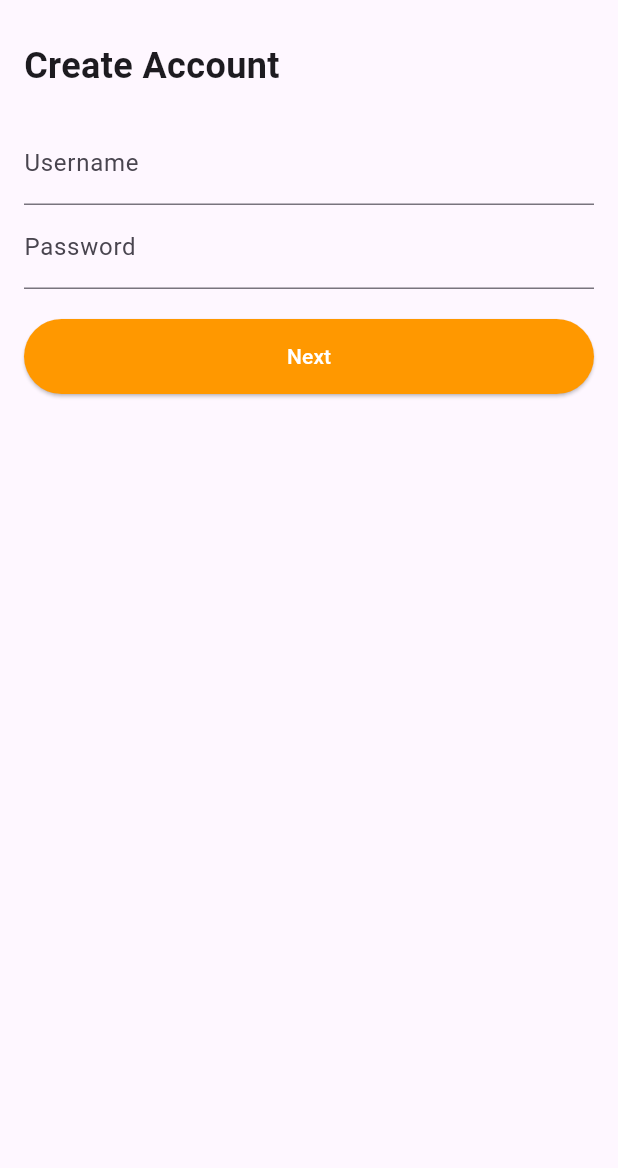
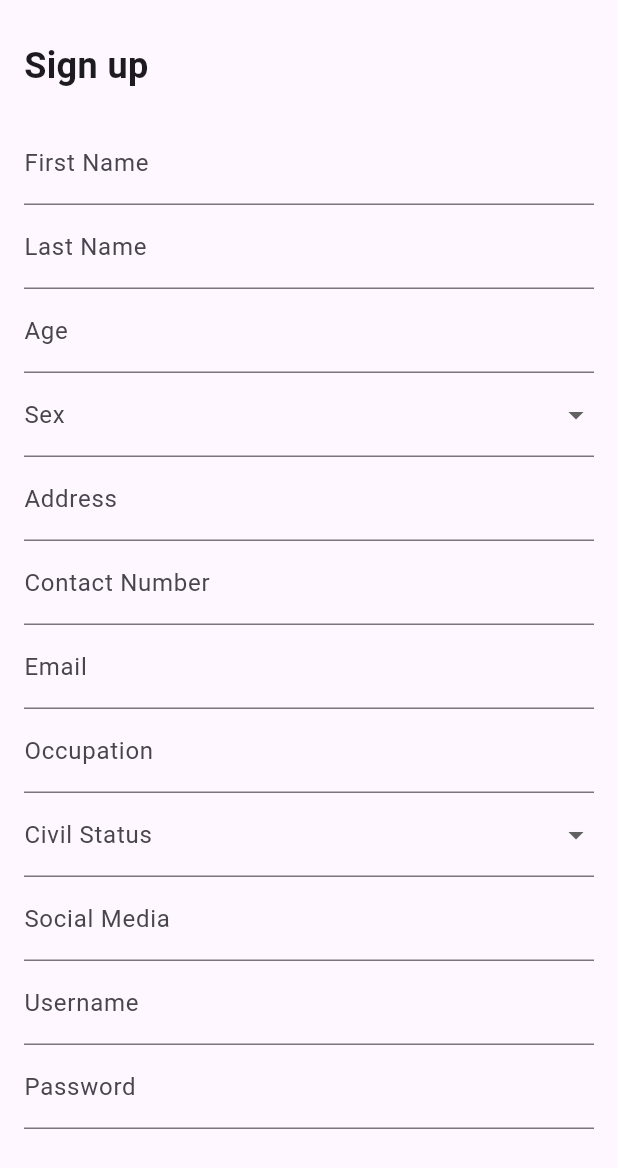
Before and after one commit to Jhasper1/pethub001, a Flutter app: the UserSignUpScreen screen opened directly, on a phone screen of 412 x 824 dp, the part 68-1236 px from its top. Run offline on Flutter 3.47's test engine with Material 3 defaults, Android fonts, the phone set to English and light mode, and no system bars; our stand-ins replace image_picker.

Commit message:
Update user_signup.dart

```diff
--- a/lib/screen/UserLogin/user_signup.dart
+++ b/lib/screen/UserLogin/user_signup.dart
@@ -1,5 +1,5 @@
+import 'package:flutter/material.dart';
 import 'dart:convert';
-import 'package:flutter/material.dart';
 import 'package:http/http.dart' as http;
 import 'user_signin.dart';
 
@@ -11,12 +11,7 @@ class UserSignUpScreen extends StatefulWidget {
 }
 
 class _UserSignUpScreenState extends State<UserSignUpScreen> {
-  final _formKeyStep1 = GlobalKey<FormState>();
-  final _formKeyStep2 = GlobalKey<FormState>();
-  final PageController _pageController = PageController();
-
-  final TextEditingController usernameController = TextEditingController();
-  final TextEditingController passwordController = TextEditingController();
+  final _formKey = GlobalKey<FormState>();
   final TextEditingController firstNameController = TextEditingController();
   final TextEditingController lastNameController = TextEditingController();
   final TextEditingController ageController = TextEditingController();
@@ -24,30 +19,28 @@ class _UserSignUpScreenState extends State<UserSignUpScreen> {
   final TextEditingController addressController = TextEditingController();
   final TextEditingController contactNumberController = TextEditingController();
   final TextEditingController occupationController = TextEditingController();
-  final TextEditingController socialController = TextEditingController();
+  final TextEditingController socialMediaController = TextEditingController();
+  final TextEditingController usernameController = TextEditingController();
+  final TextEditingController passwordController = TextEditingController();
 
   String? selectedSex;
   String? selectedCivilStatus;
   bool isLoading = false;
+  final String apiUrl = "http://127.0.0.1:5566/user/register";
 
-  final List<String> sexOptions = ["Male", "Female"];
-  final List<String> civilStatusOptions = ["Single", "Married", "Divorced", "Widowed"];
-
-  bool _isValidEmail(String email) {
-    return email.endsWith("@gmail.com");
-  }
-
-  bool _isValidSocial(String social_media) {
-    return social_media.startsWith("@");
-  }
-
-  String? validatePhoneNumber(String? value) {
-    if (value == null || value.isEmpty) {
-      return "Contact number is required";
-    } else if (!RegExp(r'^[0-9]+$').hasMatch(value)) {
-      return "Enter a valid contact number";
-    }
-    return null;
+  bool isButtonEnabled() {
+    return firstNameController.text.isNotEmpty &&
+        lastNameController.text.isNotEmpty &&
+        ageController.text.isNotEmpty &&
+        emailController.text.isNotEmpty &&
+        addressController.text.isNotEmpty &&
+        contactNumberController.text.isNotEmpty &&
+        occupationController.text.isNotEmpty &&
+        socialMediaController.text.isNotEmpty &&
+        usernameController.text.isNotEmpty &&
+        passwordController.text.isNotEmpty &&
+        selectedSex != null &&
+        selectedCivilStatus != null;
   }
 
   Future<void> registerUser() async {
@@ -55,43 +48,52 @@ class _UserSignUpScreenState extends State<UserSignUpScreen> {
       isLoading = true;
     });
 
-    final url = Uri.parse('http://127.0.0.1:5566/user/register');
+    final url = Uri.parse(apiUrl);
+    final Map<String, dynamic> userData = {
+      "first_name": firstNameController.text,
+      "last_name": lastNameController.text,
+      "age": int.tryParse(ageController.text) ?? 0,
+      "sex": selectedSex,
+      "address": addressController.text,
+      "contact_number": int.tryParse(contactNumberController.text),
+      "email": emailController.text,
+      "occupation": occupationController.text,
+      "civil_status": selectedCivilStatus,
+      "social_media": socialMediaController.text,
+      "username": usernameController.text,
+      "password": passwordController.text,
+    };
+
+    try {
       final response = await http.post(
         url,
         headers: {"Content-Type": "application/json"},
-      body: jsonEncode({
-        "username": usernameController.text,
-        "password": passwordController.text,
-        "first_name": firstNameController.text,
-        "last_name": lastNameController.text,
-        "age": ageController.text,
-        "sex": selectedSex,
-        "address": addressController.text,
-        "contact": contactNumberController.text,
-        "email": emailController.text,
-        "occupation": occupationController.text,
-        "civil_status": selectedCivilStatus,
-        "social_media": socialController.text,
-      }),
+        body: jsonEncode(userData),
       );
 
-    setState(() {
-      isLoading = false;
-    });
-
       if (response.statusCode == 201) {
+        // Registration success
         ScaffoldMessenger.of(context).showSnackBar(
-        SnackBar(content: Text("User registered successfully!")),
+          SnackBar(content: Text("Registration Successful!")),
         );
         Navigator.pushReplacement(
           context,
           MaterialPageRoute(builder: (_) => UserSignInScreen()),
         );
       } else {
-      final errorMessage = jsonDecode(response.body)["error"] ?? "Registration failed";
+        // Registration failed
         ScaffoldMessenger.of(context).showSnackBar(
-        SnackBar(content: Text(errorMessage)),
+          SnackBar(content: Text("Registration Failed: ${response.body}")),
         );
+      }
+    } catch (e) {
+      ScaffoldMessenger.of(context).showSnackBar(
+        SnackBar(content: Text("Error: $e")),
+      );
+    } finally {
+      setState(() {
+        isLoading = false;
+      });
     }
   }
 
@@ -105,163 +107,119 @@ class _UserSignUpScreenState extends State<UserSignUpScreen> {
           onPressed: () => Navigator.pop(context),
         ),
       ),
-      body: PageView(
-        controller: _pageController,
-        physics: NeverScrollableScrollPhysics(), // Prevent manual swipe
-        children: [
-          buildStep1(),
-          buildStep2(),
-        ],
-      ),
-    );
-  }
-
-  // STEP 1: Username & Password
-  Widget buildStep1() {
-    return Padding(
+      body: Padding(
         padding: const EdgeInsets.all(16.0),
         child: Form(
-        key: _formKeyStep1,
+          key: _formKey,
+          child: SingleChildScrollView(
             child: Column(
               crossAxisAlignment: CrossAxisAlignment.start,
               children: [
-            Text('Create Account', style: TextStyle(fontSize: 24, fontWeight: FontWeight.bold)),
+                Text('Sign up',
+                    style:
+                        TextStyle(fontSize: 24, fontWeight: FontWeight.bold)),
                 SizedBox(height: 20),
+                TextFormField(
+                  controller: firstNameController,
+                  decoration: InputDecoration(labelText: "First Name"),
+                  onChanged: (text) => setState(() {}),
+                ),
+                TextFormField(
+                  controller: lastNameController,
+                  decoration: InputDecoration(labelText: "Last Name"),
+                  onChanged: (text) => setState(() {}),
+                ),
+                TextFormField(
+                  controller: ageController,
+                  decoration: InputDecoration(labelText: "Age"),
+                  keyboardType: TextInputType.number,
+                  onChanged: (text) => setState(() {}),
+                ),
+                DropdownButtonFormField<String>(
+                  decoration: InputDecoration(labelText: "Sex"),
+                  value: selectedSex,
+                  onChanged: (String? newValue) {
+                    setState(() {
+                      selectedSex = newValue;
+                    });
+                  },
+                  items: ["Male", "Female"]
+                      .map((sex) =>
+                          DropdownMenuItem(value: sex, child: Text(sex)))
+                      .toList(),
+                ),
+                TextFormField(
+                  controller: addressController,
+                  decoration: InputDecoration(labelText: "Address"),
+                  onChanged: (text) => setState(() {}),
+                ),
+                TextFormField(
+                  controller: contactNumberController,
+                  decoration: InputDecoration(labelText: "Contact Number"),
+                  keyboardType: TextInputType.phone,
+                  onChanged: (text) => setState(() {}),
+                ),
+                TextFormField(
+                  controller: emailController,
+                  decoration: InputDecoration(labelText: "Email"),
+                  keyboardType: TextInputType.emailAddress,
+                  onChanged: (text) => setState(() {}),
+                  validator: (value) {
+                    if (value == null || !value.contains("@")) {
+                      return "Enter a valid email address";
+                    }
+                    return null;
+                  },
+                ),
+                TextFormField(
+                  controller: occupationController,
+                  decoration: InputDecoration(labelText: "Occupation"),
+                  onChanged: (text) => setState(() {}),
+                ),
+                DropdownButtonFormField<String>(
+                  decoration: InputDecoration(labelText: "Civil Status"),
+                  value: selectedCivilStatus,
+                  onChanged: (String? newValue) {
+                    setState(() {
+                      selectedCivilStatus = newValue;
+                    });
+                  },
+                  items: ["Single", "Married", "Divorced", "Widowed"]
+                      .map((status) =>
+                          DropdownMenuItem(value: status, child: Text(status)))
+                      .toList(),
+                ),
+                TextFormField(
+                  controller: socialMediaController,
+                  decoration: InputDecoration(labelText: "Social Media"),
+                  onChanged: (text) => setState(() {}),
+                ),
                 TextFormField(
                   controller: usernameController,
                   decoration: InputDecoration(labelText: "Username"),
-              validator: (value) => value!.isEmpty ? "Username is required" : null,
+                  onChanged: (text) => setState(() {}),
                 ),
                 TextFormField(
                   controller: passwordController,
                   decoration: InputDecoration(labelText: "Password"),
                   obscureText: true,
-              validator: (value) => value!.isEmpty ? "Password is required" : null,
+                  onChanged: (text) => setState(() {}),
                 ),
                 SizedBox(height: 20),
                 ElevatedButton(
                   style: ElevatedButton.styleFrom(
                     minimumSize: Size(double.infinity, 50),
-                backgroundColor: Colors.orange,
+                    backgroundColor:
+                        isButtonEnabled() ? Colors.orange : Colors.grey,
                   ),
-              onPressed: () {
-                if (_formKeyStep1.currentState!.validate()) {
-                  _pageController.nextPage(
-                    duration: Duration(milliseconds: 300),
-                    curve: Curves.easeInOut,
-                  );
-                }
-              },
-              child: Text("Next", style: TextStyle(color: Colors.white)),
+                  onPressed:
+                      isButtonEnabled() && !isLoading ? registerUser : null,
+                  child: isLoading
+                      ? CircularProgressIndicator(color: Colors.white)
+                      : Text("Sign Up", style: TextStyle(color: Colors.white)),
                 ),
               ],
             ),
-      ),
-    );
-  }
-
-  // STEP 2: Additional User Info
-  Widget buildStep2() {
-    return Padding(
-      padding: const EdgeInsets.all(16.0),
-      child: Form(
-        key: _formKeyStep2,
-        child: SingleChildScrollView(
-          child: Column(
-            crossAxisAlignment: CrossAxisAlignment.start,
-            children: [
-              Text('Personal Information', style: TextStyle(fontSize: 24, fontWeight: FontWeight.bold)),
-              SizedBox(height: 20),
-              TextFormField(
-                controller: firstNameController,
-                decoration: InputDecoration(labelText: "First Name"),
-                validator: (value) => value!.isEmpty ? "First name is required" : null,
-              ),
-              TextFormField(
-                controller: lastNameController,
-                decoration: InputDecoration(labelText: "Last Name"),
-                validator: (value) => value!.isEmpty ? "Last name is required" : null,
-              ),
-              TextFormField(
-                controller: ageController,
-                decoration: InputDecoration(labelText: "Age"),
-                validator: (value) => value!.isEmpty ? "Age is required" : null,
-              ),
-              DropdownButtonFormField<String>(
-                value: selectedSex,
-                decoration: InputDecoration(labelText: "Sex"),
-                items: sexOptions.map((String sex) {
-                  return DropdownMenuItem<String>(
-                    value: sex,
-                    child: Text(sex),
-                  );
-                }).toList(),
-                onChanged: (value) {
-                  setState(() {
-                    selectedSex = value;
-                  });
-                },
-                validator: (value) => value == null ? "Select a sex" : null,
-              ),
-              TextFormField(
-                controller: addressController,
-                decoration: InputDecoration(labelText: "Address"),
-                validator: (value) => value!.isEmpty ? "Address is required" : null,
-              ),
-              TextFormField(
-                controller: contactNumberController,
-                decoration: InputDecoration(labelText: "Contact Number"),
-                keyboardType: TextInputType.phone,
-                validator: validatePhoneNumber,
-              ),
-              TextFormField(
-                controller: emailController,
-                decoration: InputDecoration(labelText: "Email"),
-                keyboardType: TextInputType.emailAddress,
-                validator: (value) => (value != null && !_isValidEmail(value)) ? "Must end with @gmail.com" : null,
-              ),
-              TextFormField(
-                controller: occupationController,
-                decoration: InputDecoration(labelText: "Occupation"),
-                validator: (value) => value!.isEmpty ? "Occupation is required" : null,
-              ),
-              DropdownButtonFormField<String>(
-                value: selectedCivilStatus,
-                decoration: InputDecoration(labelText: "Civil Status"),
-                items: civilStatusOptions.map((String status) {
-                  return DropdownMenuItem<String>(
-                    value: status,
-                    child: Text(status),
-                  );
-                }).toList(),
-                onChanged: (value) {
-                  setState(() {
-                    selectedCivilStatus = value;
-                  });
-                },
-                validator: (value) => value == null ? "Select a civil status" : null,
-              ),
-              TextFormField(
-                controller: socialController,
-                decoration: InputDecoration(labelText: "Social Media"),
-                validator: (value) => (value != null && !_isValidSocial(value)) ? "Social media is required" : null,
-              ),
-              SizedBox(height: 20),
-              isLoading
-                  ? Center(child: CircularProgressIndicator())
-                  : ElevatedButton(
-                style: ElevatedButton.styleFrom(
-                  minimumSize: Size(double.infinity, 50),
-                  backgroundColor: Colors.orange,
-                ),
-                onPressed: () async {
-                  if (_formKeyStep2.currentState!.validate()) {
-                    await registerUser();
-                  }
-                },
-                child: Text("Sign Up", style: TextStyle(color: Colors.white)),
-              ),
-            ],
           ),
         ),
       ),
```
Lines whose indentation alone changed are shown as unchanged.
